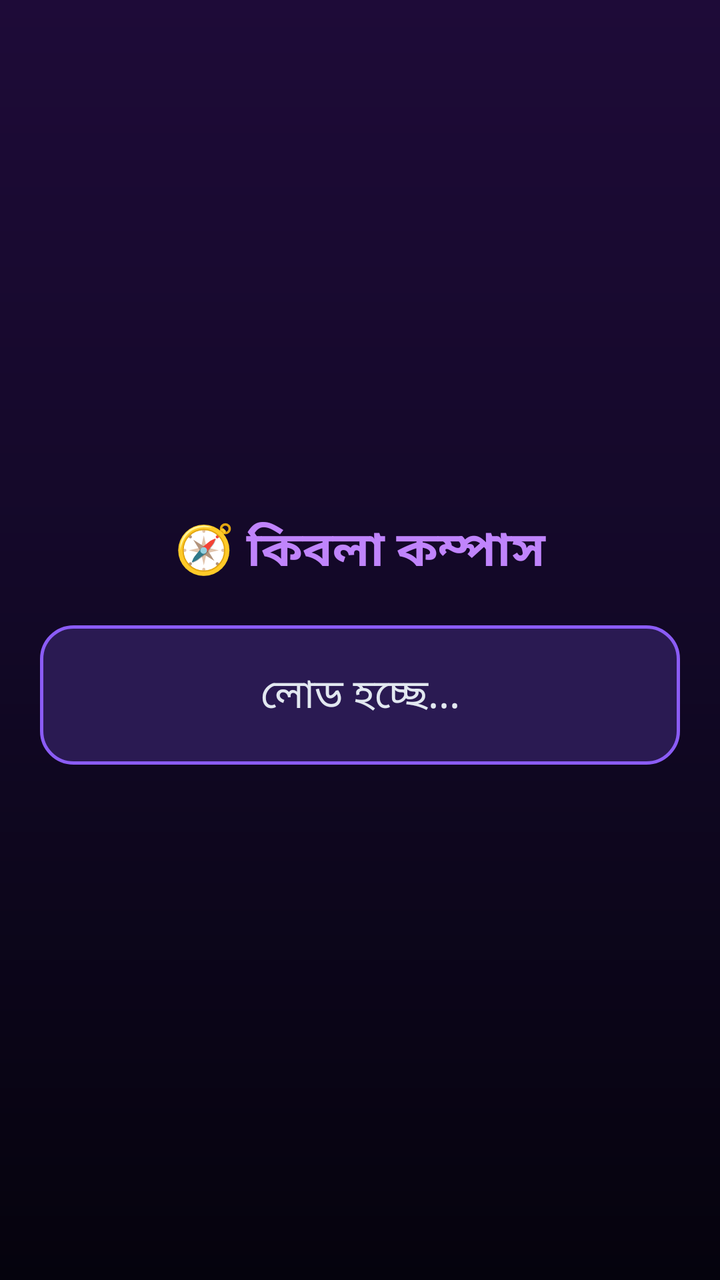
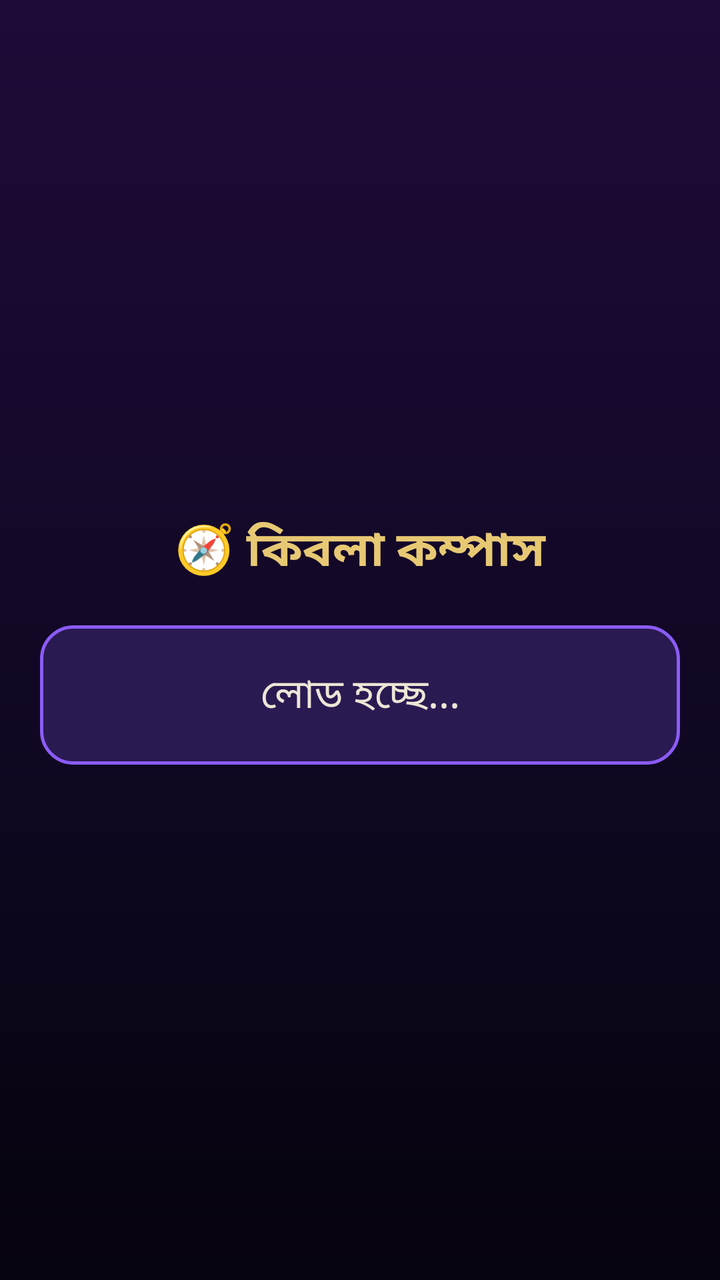

Two renders of the same Android screen: before a commit and after it. Below are the layout's source before the change and the commit's diff.
<!-- AndroidManifest.xml: application theme AppTheme -->
<!-- res/layout/activity_qibla.xml -->
<?xml version="1.0" encoding="utf-8"?>
<LinearLayout xmlns:android="http://schemas.android.com/apk/res/android"
    android:layout_width="match_parent"
    android:layout_height="match_parent"
    android:background="@drawable/bg_main"
    android:gravity="center"
    android:orientation="vertical"
    android:padding="20dp">

    <TextView
        android:layout_width="match_parent"
        android:layout_height="wrap_content"
        android:gravity="center"
        android:text="🧭 কিবলা কম্পাস"
        android:textColor="#C084FC"
        android:textSize="24sp"
        android:textStyle="bold" />

    <TextView
        android:id="@+id/qiblaText"
        android:layout_width="match_parent"
        android:layout_height="wrap_content"
        android:layout_marginTop="20dp"
        android:background="@drawable/bg_card"
        android:gravity="center"
        android:padding="20dp"
        android:text="লোড হচ্ছে..."
        android:textColor="#E2E8F0"
        android:textSize="20sp" />
</LinearLayout>
<!-- resources referenced by this layout -->
<resources>
  <!-- drawable bg_card (drawable) -->
  <?xml version="1.0" encoding="utf-8"?>
  <shape xmlns:android="http://schemas.android.com/apk/res/android" android:shape="rectangle">
      <corners android:radius="16dp" />
      <solid android:color="#2A1A52" />
      <stroke android:width="1.5dp" android:color="#8B5CF6" />
  </shape>
  <!-- drawable bg_main (drawable) -->
  <?xml version="1.0" encoding="utf-8"?>
  <shape xmlns:android="http://schemas.android.com/apk/res/android" android:shape="rectangle">
      <gradient
          android:angle="270"
          android:startColor="#1E0B38"
          android:centerColor="#120826"
          android:endColor="#05030D" />
  </shape>
  <style name="AppTheme" parent="android:Theme.Material.NoActionBar">
          <item name="android:windowBackground">#05030D</item>
          <item name="android:colorAccent">#A855F7</item>
          <item name="android:statusBarColor">#05030D</item>
          <item name="android:navigationBarColor">#05030D</item>
          <item name="android:windowLightStatusBar">false</item>
      </style>
</resources>

<!-- the commit's change to res/layout/activity_qibla.xml (unified diff, before → after) -->
@@ -12,7 +12,7 @@
         android:layout_height="wrap_content"
         android:gravity="center"
         android:text="🧭 কিবলা কম্পাস"
-        android:textColor="#C084FC"
+        android:textColor="#E7C873"
         android:textSize="24sp"
         android:textStyle="bold" />
 
@@ -25,6 +25,6 @@
         android:gravity="center"
         android:padding="20dp"
         android:text="লোড হচ্ছে..."
-        android:textColor="#E2E8F0"
+        android:textColor="#EDE6D6"
         android:textSize="20sp" />
 </LinearLayout>
